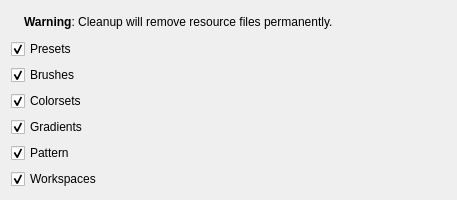
KDE/krita, file libs/ui/forms/wdgdlgblacklistcleanup.ui: the form before one commit.
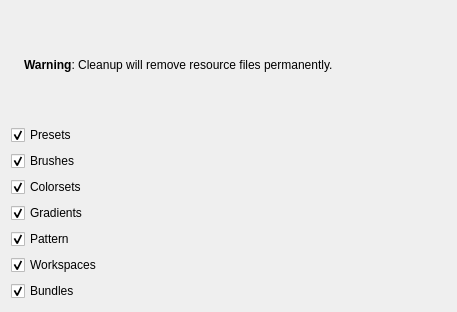
The form after the commit.

```diff
--- a/libs/ui/forms/wdgdlgblacklistcleanup.ui
+++ b/libs/ui/forms/wdgdlgblacklistcleanup.ui
@@ -7,7 +7,7 @@
     <x>0</x>
     <y>0</y>
     <width>457</width>
-    <height>200</height>
+    <height>312</height>
    </rect>
   </property>
   <property name="sizePolicy">
@@ -117,6 +117,16 @@
      </property>
     </widget>
    </item>
+   <item row="7" column="0">
+    <widget class="QCheckBox" name="cbRemoveBundles">
+     <property name="text">
+      <string>Bundles</string>
+     </property>
+     <property name="checked">
+      <bool>true</bool>
+     </property>
+    </widget>
+   </item>
   </layout>
  </widget>
  <resources/>
```
